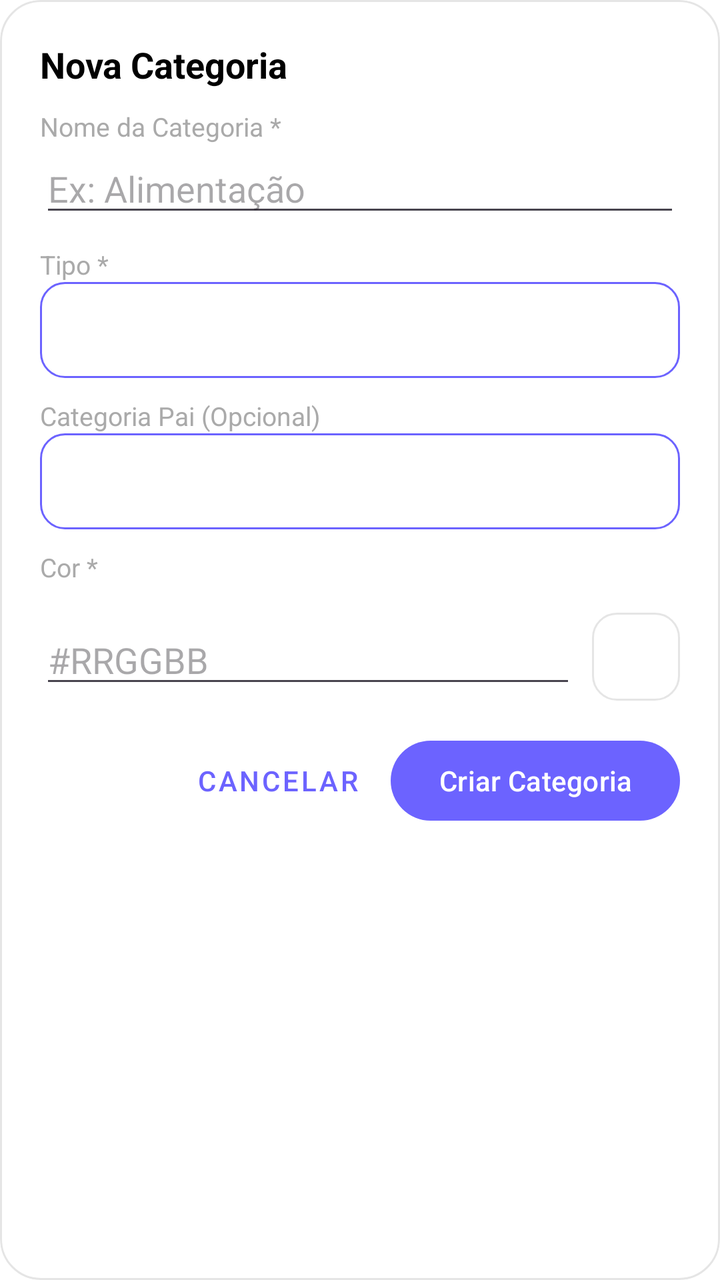
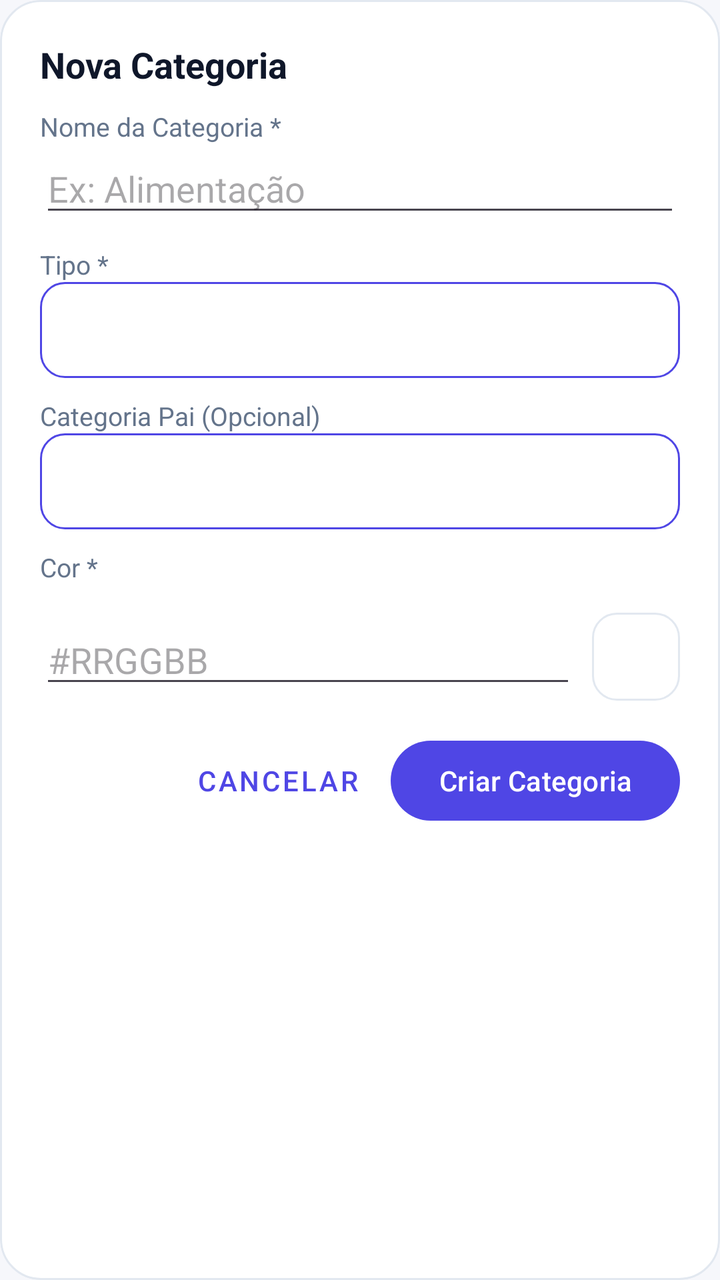

Two renders of the same Android screen: before a commit and after it. Below are the layout's source before the change and the commit's diff.
<!-- AndroidManifest.xml: application theme Theme.Appfinanceiro -->
<!-- res/layout/dialog_category.xml -->
<?xml version="1.0" encoding="utf-8"?>
<ScrollView xmlns:android="http://schemas.android.com/apk/res/android"
    xmlns:app="http://schemas.android.com/apk/res-auto"
    android:layout_width="match_parent"
    android:layout_height="wrap_content"
    android:background="@drawable/bg_dialog"
    android:clipToOutline="true"
    android:fillViewport="false"
    android:scrollbars="none">

    <LinearLayout
        android:layout_width="match_parent"
        android:layout_height="wrap_content"
        android:orientation="vertical"
        android:padding="20dp">

        <TextView
            android:id="@+id/categoryDialogTitleTextView"
            android:layout_width="match_parent"
            android:layout_height="wrap_content"
            android:text="@string/categories_dialog_new_title"
            android:textColor="@android:color/black"
            android:textSize="18sp"
            android:textStyle="bold" />

        <TextView
            style="@style/SettingsLabel"
            android:layout_width="match_parent"
            android:layout_height="wrap_content"
            android:text="@string/categories_name_label" />

        <EditText
            android:id="@+id/categoryNameEditText"
            android:layout_width="match_parent"
            android:layout_height="wrap_content"
            android:hint="@string/categories_name_hint"
            android:inputType="textCapSentences"
            android:maxLength="255"
            android:singleLine="true" />

        <TextView
            style="@style/SettingsLabel"
            android:layout_width="match_parent"
            android:layout_height="wrap_content"
            android:text="@string/categories_type_label" />

        <Spinner
            android:id="@+id/categoryTypeSpinner"
            android:layout_width="match_parent"
            android:layout_height="48dp"
            android:background="@drawable/glass_button_background"
            android:paddingStart="12dp"
            android:paddingEnd="12dp" />

        <TextView
            style="@style/SettingsLabel"
            android:layout_width="match_parent"
            android:layout_height="wrap_content"
            android:text="@string/categories_parent_label" />

        <Spinner
            android:id="@+id/categoryParentSpinner"
            android:layout_width="match_parent"
            android:layout_height="48dp"
            android:background="@drawable/glass_button_background"
            android:paddingStart="12dp"
            android:paddingEnd="12dp" />

        <TextView
            style="@style/SettingsLabel"
            android:layout_width="match_parent"
            android:layout_height="wrap_content"
            android:text="@string/categories_color_label" />

        <HorizontalScrollView
            android:layout_width="match_parent"
            android:layout_height="wrap_content"
            android:layout_marginTop="6dp"
            android:scrollbars="none">

            <LinearLayout
                android:id="@+id/categoryColorPaletteContainer"
                android:layout_width="wrap_content"
                android:layout_height="wrap_content"
                android:orientation="horizontal" />
        </HorizontalScrollView>

        <LinearLayout
            android:layout_width="match_parent"
            android:layout_height="wrap_content"
            android:layout_marginTop="8dp"
            android:gravity="center_vertical"
            android:orientation="horizontal">

            <EditText
                android:id="@+id/categoryColorHexEditText"
                android:layout_width="0dp"
                android:layout_height="wrap_content"
                android:layout_weight="1"
                android:hint="@string/categories_color_hex_hint"
                android:inputType="textCapCharacters"
                android:maxLength="7"
                android:singleLine="true" />

            <View
                android:id="@+id/categoryColorPreviewView"
                android:layout_width="44dp"
                android:layout_height="44dp"
                android:layout_marginStart="8dp"
                android:background="@drawable/bg_outlined_rounded" />
        </LinearLayout>

        <TextView
            android:id="@+id/categoryDialogErrorTextView"
            android:layout_width="match_parent"
            android:layout_height="wrap_content"
            android:layout_marginTop="8dp"
            android:textColor="@color/money_negative"
            android:textSize="13sp"
            android:visibility="gone" />

        <LinearLayout
            android:layout_width="match_parent"
            android:layout_height="wrap_content"
            android:layout_marginTop="16dp"
            android:gravity="end"
            android:orientation="horizontal">

            <com.google.android.material.button.MaterialButton
                android:id="@+id/cancelCategoryButton"
                style="@style/Widget.MaterialComponents.Button.TextButton"
                android:layout_width="wrap_content"
                android:layout_height="wrap_content"
                android:text="@string/categories_cancel" />

            <com.google.android.material.button.MaterialButton
                android:id="@+id/saveCategoryButton"
                android:layout_width="wrap_content"
                android:layout_height="wrap_content"
                android:layout_marginStart="8dp"
                android:text="@string/categories_create" />
        </LinearLayout>
    </LinearLayout>
</ScrollView>
<!-- resources referenced by this layout -->
<resources>
  <color name="money_negative">#D5485E</color>
  <!-- drawable bg_dialog (drawable) -->
  <?xml version="1.0" encoding="utf-8"?>
  <shape xmlns:android="http://schemas.android.com/apk/res/android"
      android:shape="rectangle">
      <solid android:color="@android:color/white" />
      <corners android:radius="20dp" />
      <stroke
          android:width="1dp"
          android:color="#1A000000" />
  </shape>
  <!-- drawable bg_outlined_rounded (drawable) -->
  <?xml version="1.0" encoding="utf-8"?>
  <shape xmlns:android="http://schemas.android.com/apk/res/android"
      android:shape="rectangle">
      <solid android:color="@android:color/white" />
      <corners android:radius="12dp" />
      <stroke
          android:width="1dp"
          android:color="#1A000000" />
  </shape>
  <!-- drawable glass_button_background (drawable) -->
  <?xml version="1.0" encoding="utf-8"?>
  <shape xmlns:android="http://schemas.android.com/apk/res/android"
      android:shape="rectangle">
  
      
      <solid android:color="@color/glass_white_translucent" />
  
      
      <corners android:radius="12dp" />
  
      
      <stroke
          android:width="1dp"
          android:color="@color/primary_purple" />
  
      
      <gradient
          android:angle="45"
          android:startColor="@color/glass_white_translucent"
          android:endColor="@color/glass_white_translucent"
          android:type="linear" />
  
  </shape>
  <style name="SettingsLabel">
          <item name="android:layout_marginTop">10dp</item>
          <item name="android:textColor">@android:color/darker_gray</item>
          <item name="android:textSize">13sp</item>
      </style>
  <style name="Theme.Appfinanceiro" parent="Theme.Material3.Light.NoActionBar">
          
          <item name="colorPrimary">@color/primary_purple</item>
          <item name="colorOnPrimary">@color/glass_white</item>
          <item name="colorPrimaryContainer">@color/glass_white_translucent</item>
          <item name="colorOnPrimaryContainer">@android:color/black</item>
  
          
          <item name="colorSecondary">@color/primary_blue</item>
          <item name="colorOnSecondary">@color/glass_white</item>
          <item name="colorSecondaryContainer">@color/glass_white_translucent</item>
          <item name="colorOnSecondaryContainer">@android:color/black</item>
  
          
          <item name="colorSurface">@color/glass_white_translucent</item>
          <item name="colorOnSurface">@android:color/black</item>
          <item name="colorSurfaceVariant">@color/glass_white_translucent</item>
          <item name="colorOnSurfaceVariant">@android:color/black</item>
  
          
          <item name="android:windowBackground">@android:color/transparent</item>
          <item name="android:colorBackground">@android:color/white</item>
  
          
          <item name="colorError">@android:color/holo_red_dark</item>
          <item name="colorOnError">@color/glass_white</item>
  
          
          <item name="colorOutline">@color/glass_white_translucent</item>
  
          
          <item name="android:statusBarColor">@android:color/transparent</item>
          <item name="android:windowLightStatusBar">true</item>
  
          
          <item name="android:navigationBarColor">@android:color/white</item>
          <item name="android:windowLightNavigationBar">true</item>
      </style>
  <color name="glass_white_translucent">#80FFFFFF</color>
  <color name="primary_purple">#6C63FF</color>
  <color name="glass_white">#FFFFFF</color>
  <color name="primary_blue">#3A8DFF</color>
  <!-- unchanged entries left out for length: 9 -->
</resources>

<!-- the commit's change to res/layout/dialog_category.xml (unified diff, before → after) -->
@@ -19,7 +19,7 @@
             android:layout_width="match_parent"
             android:layout_height="wrap_content"
             android:text="@string/categories_dialog_new_title"
-            android:textColor="@android:color/black"
+            android:textColor="?attr/colorOnSurface"
             android:textSize="18sp"
             android:textStyle="bold" />
 
<!-- resource entries referenced after the edit -->
@@ -1,97 +1,106 @@
 <!-- resources referenced by this layout -->
 <resources>
-  <color name="money_negative">#D5485E</color>
+  <color name="money_negative">#FFDC2626</color>
   <!-- drawable bg_dialog (drawable) -->
   <?xml version="1.0" encoding="utf-8"?>
   <shape xmlns:android="http://schemas.android.com/apk/res/android"
       android:shape="rectangle">
-      <solid android:color="@android:color/white" />
+      <solid android:color="?attr/colorSurface" />
       <corners android:radius="20dp" />
       <stroke
           android:width="1dp"
-          android:color="#1A000000" />
+          android:color="?attr/colorOutline" />
   </shape>
   <!-- drawable bg_outlined_rounded (drawable) -->
   <?xml version="1.0" encoding="utf-8"?>
   <shape xmlns:android="http://schemas.android.com/apk/res/android"
       android:shape="rectangle">
-      <solid android:color="@android:color/white" />
+      <solid android:color="?attr/colorSurface" />
       <corners android:radius="12dp" />
       <stroke
           android:width="1dp"
-          android:color="#1A000000" />
+          android:color="?attr/colorOutline" />
   </shape>
   <!-- drawable glass_button_background (drawable) -->
   <?xml version="1.0" encoding="utf-8"?>
   <shape xmlns:android="http://schemas.android.com/apk/res/android"
       android:shape="rectangle">
   
-      
-      <solid android:color="@color/glass_white_translucent" />
+      <solid android:color="?attr/colorSurface" />
   
-      
       <corners android:radius="12dp" />
   
-      
       <stroke
           android:width="1dp"
-          android:color="@color/primary_purple" />
-  
-      
-      <gradient
-          android:angle="45"
-          android:startColor="@color/glass_white_translucent"
-          android:endColor="@color/glass_white_translucent"
-          android:type="linear" />
+          android:color="?attr/colorPrimary" />
   
   </shape>
   <style name="SettingsLabel">
           <item name="android:layout_marginTop">10dp</item>
-          <item name="android:textColor">@android:color/darker_gray</item>
+          <item name="android:textColor">?attr/colorOnSurfaceVariant</item>
           <item name="android:textSize">13sp</item>
       </style>
-  <style name="Theme.Appfinanceiro" parent="Theme.Material3.Light.NoActionBar">
+  <style name="Theme.Appfinanceiro" parent="Theme.Appfinanceiro.Base">
+          <item name="android:windowLightStatusBar">true</item>
+          <item name="android:windowLightNavigationBar">true</item>
+      </style>
+  <style name="Theme.Appfinanceiro.Base" parent="Theme.Material3.DayNight.NoActionBar">
           
-          <item name="colorPrimary">@color/primary_purple</item>
-          <item name="colorOnPrimary">@color/glass_white</item>
-          <item name="colorPrimaryContainer">@color/glass_white_translucent</item>
-          <item name="colorOnPrimaryContainer">@android:color/black</item>
+          <item name="colorPrimary">@color/brand_primary</item>
+          <item name="colorOnPrimary">@color/on_brand</item>
+          <item name="colorPrimaryContainer">@color/surface_variant</item>
+          <item name="colorOnPrimaryContainer">@color/on_surface</item>
   
           
-          <item name="colorSecondary">@color/primary_blue</item>
-          <item name="colorOnSecondary">@color/glass_white</item>
-          <item name="colorSecondaryContainer">@color/glass_white_translucent</item>
-          <item name="colorOnSecondaryContainer">@android:color/black</item>
+          <item name="colorSecondary">@color/brand_secondary</item>
+          <item name="colorOnSecondary">@color/on_brand</item>
+          <item name="colorSecondaryContainer">@color/surface_variant</item>
+          <item name="colorOnSecondaryContainer">@color/on_surface</item>
   
           
-          <item name="colorSurface">@color/glass_white_translucent</item>
-          <item name="colorOnSurface">@android:color/black</item>
-          <item name="colorSurfaceVariant">@color/glass_white_translucent</item>
-          <item name="colorOnSurfaceVariant">@android:color/black</item>
+          <item name="colorTertiary">@color/cta_primary</item>
+          <item name="colorOnTertiary">@color/on_cta</item>
   
           
-          <item name="android:windowBackground">@android:color/transparent</item>
-          <item name="android:colorBackground">@android:color/white</item>
+          <item name="colorSurface">@color/surface</item>
+          <item name="colorOnSurface">@color/on_surface</item>
+          <item name="colorSurfaceVariant">@color/surface_variant</item>
+          <item name="colorOnSurfaceVariant">@color/on_surface_variant</item>
+          <item name="colorSurfaceContainer">@color/surface_variant</item>
+          <item name="colorSurfaceContainerHigh">@color/surface_elevated</item>
   
           
-          <item name="colorError">@android:color/holo_red_dark</item>
-          <item name="colorOnError">@color/glass_white</item>
+          <item name="android:windowBackground">@color/background</item>
+          <item name="android:colorBackground">@color/background</item>
+          <item name="colorOnBackground">@color/on_background</item>
   
           
-          <item name="colorOutline">@color/glass_white_translucent</item>
+          <item name="colorError">@color/error</item>
+          <item name="colorOnError">@color/on_error</item>
+  
+          
+          <item name="colorOutline">@color/outline</item>
+          <item name="colorOutlineVariant">@color/outline</item>
   
           
           <item name="android:statusBarColor">@android:color/transparent</item>
-          <item name="android:windowLightStatusBar">true</item>
-  
-          
-          <item name="android:navigationBarColor">@android:color/white</item>
-          <item name="android:windowLightNavigationBar">true</item>
+          <item name="android:navigationBarColor">@color/surface</item>
       </style>
-  <color name="glass_white_translucent">#80FFFFFF</color>
-  <color name="primary_purple">#6C63FF</color>
-  <color name="glass_white">#FFFFFF</color>
-  <color name="primary_blue">#3A8DFF</color>
+  <color name="brand_primary">#FF4F46E5</color>
+  <color name="on_brand">#FFFFFFFF</color>
+  <color name="surface_variant">#FFEEF1F8</color>
+  <color name="on_surface">#FF0F172A</color>
+  <color name="brand_secondary">#FF0EA5E9</color>
+  <color name="cta_primary">#FF047857</color>
+  <color name="on_cta">#FFFFFFFF</color>
+  <color name="surface">#FFFFFFFF</color>
+  <color name="on_surface_variant">#FF64748B</color>
+  <color name="surface_elevated">#FFFFFFFF</color>
+  <color name="background">#FFF6F7FB</color>
+  <color name="on_background">#FF0F172A</color>
+  <color name="error">#FFDC2626</color>
+  <color name="on_error">#FFFFFFFF</color>
+  <color name="outline">#FFE2E8F0</color>
   <!-- unchanged entries left out for length: 9 -->
 </resources>
 
